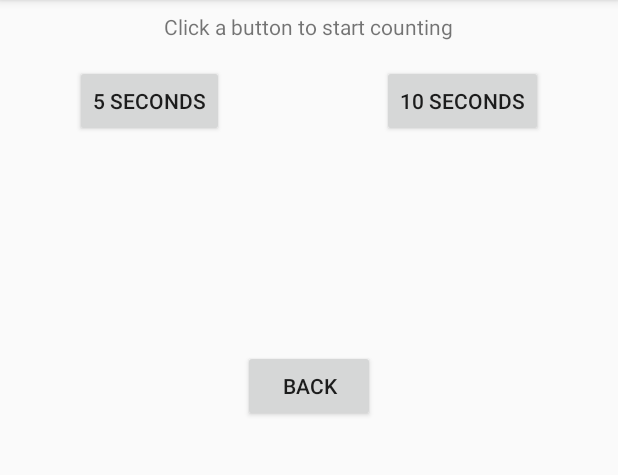
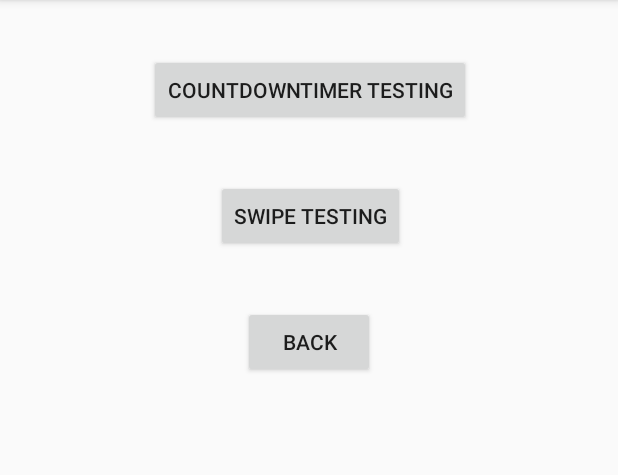
Before and after one commit to cuplv/chimpcheck, an Android app: the screen it shows after launch (CountdownActivity before the commit, IntermediaActivity after it), after a tap on "Login", on a phone screen of 412 x 824 dp, the part 84-559 px from its top. Run offline under Robolectric (Android 15) with nearby library versions, the phone set to English and light mode, and no system bars; 1 other tap on this screen came first.

Commit message:
chimpsample now has an activity for swiping

```diff
--- a/examples/ChimpSample/app/src/main/AndroidManifest.xml
+++ b/examples/ChimpSample/app/src/main/AndroidManifest.xml
@@ -16,7 +16,9 @@
                 <category android:name="android.intent.category.LAUNCHER" />
             </intent-filter>
         </activity>
-        <activity android:name=".CountdownActivity"></activity>
+        <activity android:name=".Countdown.CountdownActivity"></activity>
+        <activity android:name=".Intermedia.IntermediaActivity"></activity>
+        <activity android:name=".Swipe.SwipeActivity"></activity>
     </application>
 
 </manifest>
--- a/examples/ChimpSample/app/src/main/java/plv/colorado/edu/chimpsample/CountdownActivity.java
+++ b/examples/ChimpSample/app/src/main/java/plv/colorado/edu/chimpsample/Countdown/CountdownActivity.java
@@ -1,8 +1,9 @@
-package plv.colorado.edu.chimpsample;
+package plv.colorado.edu.chimpsample.Countdown;
 
-import android.app.FragmentManager;
 import android.os.Bundle;
 import android.support.v7.app.AppCompatActivity;
+
+import plv.colorado.edu.chimpsample.R;
 
 /**
  * Created by Pezh on 4/8/17.
--- a/examples/ChimpSample/app/src/main/java/plv/colorado/edu/chimpsample/CountdownFragment.java
+++ b/examples/ChimpSample/app/src/main/java/plv/colorado/edu/chimpsample/Countdown/CountdownFragment.java
@@ -1,4 +1,4 @@
-package plv.colorado.edu.chimpsample;
+package plv.colorado.edu.chimpsample.Countdown;
 
 import android.app.Fragment;
 import android.os.Bundle;
@@ -8,6 +8,8 @@ import android.view.View;
 import android.view.ViewGroup;
 import android.widget.Button;
 import android.widget.TextView;
+
+import plv.colorado.edu.chimpsample.R;
 
 /**
  * Created by Pezh on 4/9/17.
--- /dev/null
+++ b/examples/ChimpSample/app/src/main/java/plv/colorado/edu/chimpsample/Intermedia/IntermediaActivity.java
@@ -0,0 +1,23 @@
+package plv.colorado.edu.chimpsample.Intermedia;
+
+import android.os.Bundle;
+import android.support.v7.app.AppCompatActivity;
+
+import plv.colorado.edu.chimpsample.R;
+
+/**
+ * Created by Pezh on 4/10/17.
+ */
+
+public class IntermediaActivity extends AppCompatActivity{
+    @Override
+    protected void onCreate(Bundle savedInstanceState) {
+        super.onCreate(savedInstanceState);
+        setContentView(R.layout.activity_main);
+
+        IntermediaFragment interFragment = new IntermediaFragment();
+        getFragmentManager().beginTransaction()
+                .replace(R.id.main_fragment_container, interFragment).commit();
+
+    }
+}
--- /dev/null
+++ b/examples/ChimpSample/app/src/main/java/plv/colorado/edu/chimpsample/Intermedia/IntermediaFragment.java
@@ -0,0 +1,68 @@
+package plv.colorado.edu.chimpsample.Intermedia;
+
+import android.app.Fragment;
+import android.app.FragmentManager;
+import android.content.Intent;
+import android.os.Bundle;
+import android.os.CountDownTimer;
+import android.view.LayoutInflater;
+import android.view.View;
+import android.view.ViewGroup;
+import android.widget.Button;
+
+import plv.colorado.edu.chimpsample.Countdown.CountdownActivity;
+import plv.colorado.edu.chimpsample.R;
+import plv.colorado.edu.chimpsample.Swipe.SwipeActivity;
+
+/**
+ * Created by Pezh on 4/10/17.
+ */
+
+public class IntermediaFragment extends Fragment {
+
+    View view;
+    Button btnCdt;
+    Button btnSwipe;
+    Button btnBack;
+    FragmentManager fragmentManager;
+
+    @Override
+    public View onCreateView(LayoutInflater inflater, ViewGroup container,
+                             Bundle savedInstanceState) {
+        view = inflater.inflate(R.layout.fragment_intermedia, container, false);
+        return view;
+    }
+
+    @Override
+    public void onResume(){
+        super.onResume();
+
+        fragmentManager = this.getFragmentManager();
+        btnCdt = (Button) view.findViewById(R.id.interm_btn_cdt);
+        btnSwipe= (Button) view.findViewById(R.id.interm_btn_swipe);
+        btnBack= (Button) view.findViewById(R.id.interm_btn_back);
+
+        btnBack.setOnClickListener(new View.OnClickListener() {
+            @Override
+            public void onClick(View view) {
+                getActivity().onBackPressed();
+            }
+        });
+        btnSwipe.setOnClickListener(new View.OnClickListener() {
+            @Override
+            public void onClick(View view) {
+                Intent intent = new Intent(getActivity().getApplicationContext(), SwipeActivity.class);
+                startActivity(intent);
+            }
+        });
+        btnCdt.setOnClickListener(new View.OnClickListener() {
+            @Override
+            public void onClick(View view) {
+                Intent intent = new Intent(getActivity().getApplicationContext(), CountdownActivity.class);
+                startActivity(intent);
+            }
+        });
+    }
+
+
+}
--- a/examples/ChimpSample/app/src/main/java/plv/colorado/edu/chimpsample/LoginFragment.java
+++ b/examples/ChimpSample/app/src/main/java/plv/colorado/edu/chimpsample/LoginFragment.java
@@ -7,6 +7,8 @@ import android.view.LayoutInflater;
 import android.view.View;
 import android.view.ViewGroup;
 import android.widget.Button;
+
+import plv.colorado.edu.chimpsample.Intermedia.IntermediaActivity;
 
 /**
  * Created by Pezh on 4/8/17.
@@ -30,7 +32,7 @@ public class LoginFragment extends Fragment {
         btnLogin.setOnClickListener(new View.OnClickListener() {
             @Override
             public void onClick(View view) {
-                Intent intent = new Intent(getActivity().getApplicationContext(), CountdownActivity.class);
+                Intent intent = new Intent(getActivity().getApplicationContext(), IntermediaActivity.class);
                 startActivity(intent);
             }
         });
--- /dev/null
+++ b/examples/ChimpSample/app/src/main/res/layout/fragment_intermedia.xml
@@ -0,0 +1,46 @@
+<?xml version="1.0" encoding="utf-8"?>
+<android.support.constraint.ConstraintLayout
+    xmlns:android="http://schemas.android.com/apk/res/android"
+    xmlns:app="http://schemas.android.com/apk/res-auto"
+    xmlns:tools="http://schemas.android.com/tools"
+    android:layout_width="match_parent"
+    android:layout_height="match_parent">
+
+    <Button
+        android:id="@+id/interm_btn_back"
+        android:layout_width="wrap_content"
+        android:layout_height="wrap_content"
+        android:layout_marginLeft="8dp"
+        android:layout_marginRight="8dp"
+        android:text="Back"
+        app:layout_constraintLeft_toLeftOf="parent"
+        app:layout_constraintRight_toRightOf="parent"
+        android:layout_marginTop="36dp"
+        app:layout_constraintTop_toBottomOf="@+id/interm_btn_swipe" />
+
+    <Button
+        android:id="@+id/interm_btn_swipe"
+        android:layout_width="wrap_content"
+        android:layout_height="wrap_content"
+        android:layout_marginLeft="8dp"
+        android:layout_marginRight="8dp"
+        android:text="Swipe Testing"
+        app:layout_constraintLeft_toLeftOf="parent"
+        app:layout_constraintRight_toRightOf="parent"
+        android:layout_marginTop="36dp"
+        app:layout_constraintTop_toBottomOf="@+id/interm_btn_cdt"
+        app:layout_constraintHorizontal_bias="0.504" />
+
+    <Button
+        android:id="@+id/interm_btn_cdt"
+        android:layout_width="wrap_content"
+        android:layout_height="wrap_content"
+        android:layout_marginLeft="8dp"
+        android:layout_marginRight="8dp"
+        android:text="Countdowntimer Testing"
+        app:layout_constraintLeft_toLeftOf="parent"
+        app:layout_constraintRight_toRightOf="parent"
+        app:layout_constraintTop_toTopOf="parent"
+        android:layout_marginTop="36dp"
+        app:layout_constraintHorizontal_bias="0.503" />
+</android.support.constraint.ConstraintLayout>
```
Also changed, not shown: examples/ChimpSample/app/src/main/java/plv/colorado/edu/chimpsample/Swipe/SwipeActivity.java (added, +45 -0 lines), examples/ChimpSample/app/src/main/java/plv/colorado/edu/chimpsample/Swipe/SwipeFragment.java (added, +104 -0 lines), examples/ChimpSample/app/src/main/res/layout/fragment_slider.xml (added, +60 -0 lines).
